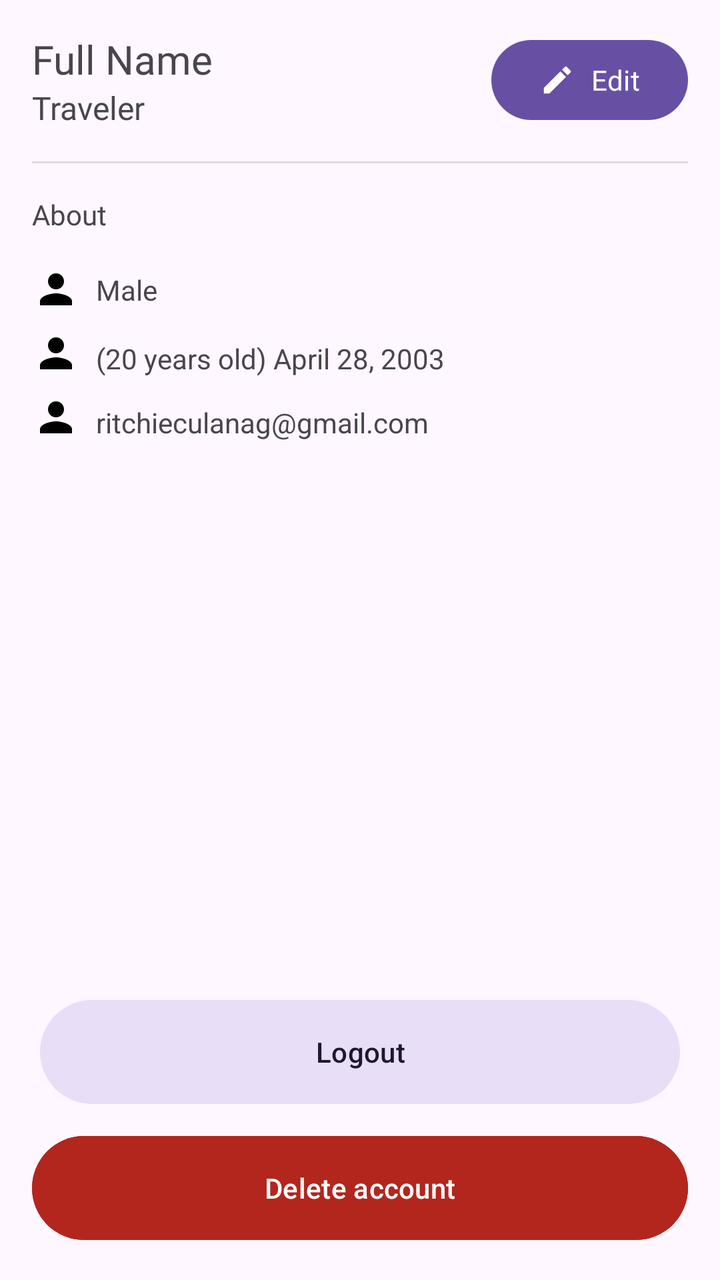
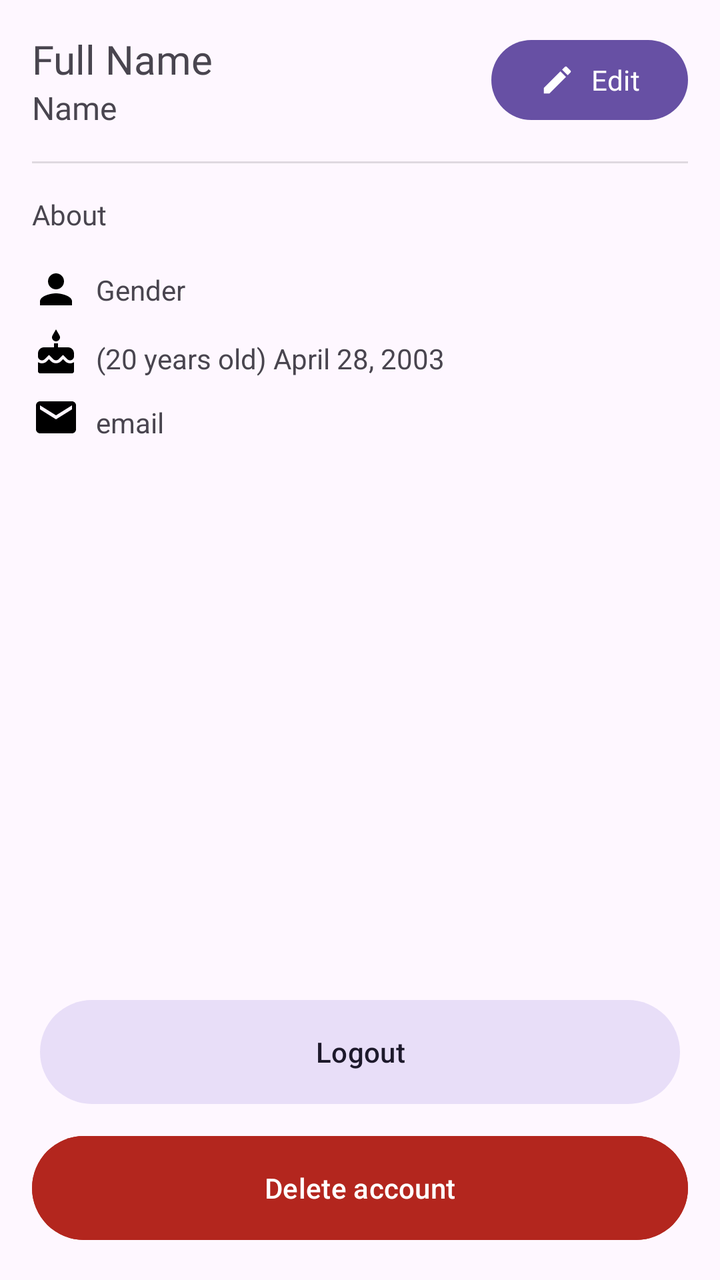

An Android layout rendered at two revisions. The XML below is the earlier revision; the diff shows what the commit changed to produce the second picture.
<!-- AndroidManifest.xml: application theme Theme.RmmcTourism -->
<!-- res/layout/fragment_profile.xml -->
<?xml version="1.0" encoding="utf-8"?>
<androidx.constraintlayout.widget.ConstraintLayout xmlns:android="http://schemas.android.com/apk/res/android"
    xmlns:app="http://schemas.android.com/apk/res-auto"
    xmlns:tools="http://schemas.android.com/tools"
    android:id="@+id/frameLayout4"
    android:layout_width="match_parent"
    android:layout_height="match_parent"
    tools:context=".views.Profile" >

    <TextView
        android:id="@+id/textView18"
        android:layout_width="0dp"
        android:layout_height="wrap_content"
        android:layout_marginStart="16dp"
        android:layout_marginTop="16dp"
        android:layout_marginEnd="16dp"
        android:fontFamily="@font/inter_bold"
        android:text="Full Name"
        android:textSize="20sp"
        app:layout_constraintEnd_toStartOf="@+id/button3"
        app:layout_constraintHorizontal_bias="0.0"
        app:layout_constraintStart_toStartOf="parent"
        app:layout_constraintTop_toTopOf="parent" />

    <TextView
        android:id="@+id/textView19"
        android:layout_width="wrap_content"
        android:layout_height="wrap_content"
        android:layout_marginStart="16dp"
        android:fontFamily="@font/inter_light"
        android:text="Traveler"
        android:textSize="16sp"
        app:layout_constraintEnd_toStartOf="@+id/button3"
        app:layout_constraintHorizontal_bias="0.0"
        app:layout_constraintStart_toStartOf="parent"
        app:layout_constraintTop_toBottomOf="@+id/textView18" />

    <Button
        android:id="@+id/button3"
        android:layout_width="wrap_content"
        android:layout_height="wrap_content"
        android:layout_marginEnd="16dp"
        android:fontFamily="@font/inter_medium"
        android:text="Edit"
        app:icon="@drawable/ic_edit_profile"
        app:layout_constraintBottom_toBottomOf="@+id/textView19"
        app:layout_constraintEnd_toEndOf="parent"
        app:layout_constraintTop_toTopOf="@+id/textView18"
        app:layout_constraintVertical_bias="0.0" />

    <View
        android:id="@+id/divider5"
        android:layout_width="0dp"
        android:layout_height="1dp"
        android:layout_marginStart="16dp"
        android:layout_marginTop="16dp"
        android:layout_marginEnd="16dp"
        android:background="?android:attr/listDivider"
        app:layout_constraintEnd_toEndOf="parent"
        app:layout_constraintStart_toStartOf="parent"
        app:layout_constraintTop_toBottomOf="@+id/textView19" />

    <TextView
        android:id="@+id/textView20"
        android:layout_width="0dp"
        android:layout_height="wrap_content"
        android:layout_marginStart="16dp"
        android:layout_marginTop="16dp"
        android:layout_marginEnd="16dp"
        android:fontFamily="@font/inter_bold"
        android:text="About"
        app:layout_constraintEnd_toEndOf="parent"
        app:layout_constraintStart_toStartOf="parent"
        app:layout_constraintTop_toBottomOf="@+id/divider5" />

    <ImageView
        android:id="@+id/imageView6"
        android:layout_width="wrap_content"
        android:layout_height="wrap_content"
        android:layout_marginStart="16dp"
        android:layout_marginTop="16dp"
        android:src="@drawable/ic_gender"
        app:layout_constraintStart_toStartOf="parent"
        app:layout_constraintTop_toBottomOf="@+id/textView20" />

    <ImageView
        android:id="@+id/imageView7"
        android:layout_width="wrap_content"
        android:layout_height="wrap_content"
        android:layout_marginStart="16dp"
        android:layout_marginTop="8dp"
        android:src="@drawable/ic_gender"
        app:layout_constraintStart_toStartOf="parent"
        app:layout_constraintTop_toBottomOf="@+id/imageView6"
        app:srcCompat="@drawable/ic_birthdate" />

    <ImageView
        android:id="@+id/imageView8"
        android:layout_width="wrap_content"
        android:layout_height="wrap_content"
        android:layout_marginStart="16dp"
        android:layout_marginTop="8dp"
        android:src="@drawable/ic_gender"
        app:layout_constraintStart_toStartOf="parent"
        app:layout_constraintTop_toBottomOf="@+id/imageView7"
        app:srcCompat="@drawable/ic_email" />

    <TextView
        android:id="@+id/textView21"
        android:layout_width="wrap_content"
        android:layout_height="wrap_content"
        android:layout_marginStart="8dp"
        android:text="Male"
        app:layout_constraintBottom_toBottomOf="@+id/imageView6"
        app:layout_constraintStart_toEndOf="@+id/imageView6"
        app:layout_constraintTop_toTopOf="@+id/imageView6" />

    <TextView
        android:id="@+id/textView22"
        android:layout_width="wrap_content"
        android:layout_height="wrap_content"
        android:layout_marginStart="8dp"
        android:text="(20 years old) April 28, 2003"
        app:layout_constraintBottom_toBottomOf="@+id/imageView7"
        app:layout_constraintStart_toEndOf="@+id/imageView6"
        app:layout_constraintTop_toTopOf="@+id/imageView7"
        app:layout_constraintVertical_bias="1.0" />

    <TextView
        android:id="@+id/textView23"
        android:layout_width="wrap_content"
        android:layout_height="wrap_content"
        android:layout_marginStart="8dp"
        android:text="ritchieculanag@gmail.com"
        app:layout_constraintBottom_toBottomOf="@+id/imageView8"
        app:layout_constraintStart_toEndOf="@+id/imageView6"
        app:layout_constraintTop_toTopOf="@+id/imageView8"
        app:layout_constraintVertical_bias="1.0" />

    <Button
        android:id="@+id/button4"
        android:layout_width="0dp"
        android:layout_height="60dp"
        android:layout_marginStart="16dp"
        android:layout_marginEnd="16dp"
        android:layout_marginBottom="16dp"
        android:backgroundTint="?attr/colorError"
        android:text="Delete account"
        app:layout_constraintBottom_toBottomOf="parent"
        app:layout_constraintEnd_toEndOf="parent"
        app:layout_constraintHorizontal_bias="0.0"
        app:layout_constraintStart_toStartOf="parent" />

    <Button
        android:id="@+id/btn_logout"
        style="?attr/materialIconButtonFilledTonalStyle"
        android:layout_width="0dp"
        android:layout_height="60dp"
        android:layout_marginStart="16dp"
        android:layout_marginEnd="16dp"
        android:layout_marginBottom="8dp"
        android:text="Logout"
        app:layout_constraintBottom_toTopOf="@+id/button4"
        app:layout_constraintEnd_toEndOf="parent"
        app:layout_constraintStart_toStartOf="parent" />

</androidx.constraintlayout.widget.ConstraintLayout>
<!-- resources referenced by this layout -->
<resources>
  <!-- drawable ic_birthdate (drawable) -->
  <vector android:height="24dp" android:tint="#000000"
      android:viewportHeight="24" android:viewportWidth="24"
      android:width="24dp" xmlns:android="http://schemas.android.com/apk/res/android">
      <path android:fillColor="@android:color/white" android:pathData="M12,6c1.11,0 2,-0.9 2,-2 0,-0.38 -0.1,-0.73 -0.29,-1.03L12,0l-1.71,2.97c-0.19,0.3 -0.29,0.65 -0.29,1.03 0,1.1 0.9,2 2,2zM16.6,15.99l-1.07,-1.07 -1.08,1.07c-1.3,1.3 -3.58,1.31 -4.89,0l-1.07,-1.07 -1.09,1.07C6.75,16.64 5.88,17 4.96,17c-0.73,0 -1.4,-0.23 -1.96,-0.61L3,21c0,0.55 0.45,1 1,1h16c0.55,0 1,-0.45 1,-1v-4.61c-0.56,0.38 -1.23,0.61 -1.96,0.61 -0.92,0 -1.79,-0.36 -2.44,-1.01zM18,9h-5L13,7h-2v2L6,9c-1.66,0 -3,1.34 -3,3v1.54c0,1.08 0.88,1.96 1.96,1.96 0.52,0 1.02,-0.2 1.38,-0.57l2.14,-2.13 2.13,2.13c0.74,0.74 2.03,0.74 2.77,0l2.14,-2.13 2.13,2.13c0.37,0.37 0.86,0.57 1.38,0.57 1.08,0 1.96,-0.88 1.96,-1.96L20.99,12C21,10.34 19.66,9 18,9z"/>
  </vector>
  <!-- drawable ic_edit_profile (drawable) -->
  <vector android:height="24dp" android:tint="#000000"
      android:viewportHeight="24" android:viewportWidth="24"
      android:width="24dp" xmlns:android="http://schemas.android.com/apk/res/android">
      <path android:fillColor="@android:color/white" android:pathData="M3,17.25V21h3.75L17.81,9.94l-3.75,-3.75L3,17.25zM20.71,7.04c0.39,-0.39 0.39,-1.02 0,-1.41l-2.34,-2.34c-0.39,-0.39 -1.02,-0.39 -1.41,0l-1.83,1.83 3.75,3.75 1.83,-1.83z"/>
  </vector>
  <!-- drawable ic_email (drawable) -->
  <vector android:height="24dp" android:tint="#000000"
      android:viewportHeight="24" android:viewportWidth="24"
      android:width="24dp" xmlns:android="http://schemas.android.com/apk/res/android">
      <path android:fillColor="@android:color/white" android:pathData="M20,4L4,4c-1.1,0 -1.99,0.9 -1.99,2L2,18c0,1.1 0.9,2 2,2h16c1.1,0 2,-0.9 2,-2L22,6c0,-1.1 -0.9,-2 -2,-2zM20,8l-8,5 -8,-5L4,6l8,5 8,-5v2z"/>
  </vector>
  <!-- drawable ic_gender (drawable) -->
  <vector android:height="24dp" android:tint="#000000"
      android:viewportHeight="24" android:viewportWidth="24"
      android:width="24dp" xmlns:android="http://schemas.android.com/apk/res/android">
      <path android:fillColor="@android:color/white" android:pathData="M12,12c2.21,0 4,-1.79 4,-4s-1.79,-4 -4,-4 -4,1.79 -4,4 1.79,4 4,4zM12,14c-2.67,0 -8,1.34 -8,4v2h16v-2c0,-2.66 -5.33,-4 -8,-4z"/>
  </vector>
  <style name="Theme.RmmcTourism" parent="Base.Theme.RmmcTourism" />
  <style name="Base.Theme.RmmcTourism" parent="Theme.Material3.DayNight.NoActionBar">
          
          
      </style>
</resources>

<!-- the commit's change to res/layout/fragment_profile.xml (unified diff, before → after) -->
@@ -5,7 +5,7 @@
     android:id="@+id/frameLayout4"
     android:layout_width="match_parent"
     android:layout_height="match_parent"
-    tools:context=".views.Profile" >
+    tools:context=".fragments.Profile" >
 
     <TextView
         android:id="@+id/textView18"
@@ -23,12 +23,12 @@
         app:layout_constraintTop_toTopOf="parent" />
 
     <TextView
-        android:id="@+id/textView19"
+        android:id="@+id/tv_profile_fullname"
         android:layout_width="wrap_content"
         android:layout_height="wrap_content"
         android:layout_marginStart="16dp"
         android:fontFamily="@font/inter_light"
-        android:text="Traveler"
+        android:text="Name"
         android:textSize="16sp"
         app:layout_constraintEnd_toStartOf="@+id/button3"
         app:layout_constraintHorizontal_bias="0.0"
@@ -43,7 +43,7 @@
         android:fontFamily="@font/inter_medium"
         android:text="Edit"
         app:icon="@drawable/ic_edit_profile"
-        app:layout_constraintBottom_toBottomOf="@+id/textView19"
+        app:layout_constraintBottom_toBottomOf="@+id/tv_profile_fullname"
         app:layout_constraintEnd_toEndOf="parent"
         app:layout_constraintTop_toTopOf="@+id/textView18"
         app:layout_constraintVertical_bias="0.0" />
@@ -58,7 +58,7 @@
         android:background="?android:attr/listDivider"
         app:layout_constraintEnd_toEndOf="parent"
         app:layout_constraintStart_toStartOf="parent"
-        app:layout_constraintTop_toBottomOf="@+id/textView19" />
+        app:layout_constraintTop_toBottomOf="@+id/tv_profile_fullname" />
 
     <TextView
         android:id="@+id/textView20"
@@ -89,7 +89,7 @@
         android:layout_height="wrap_content"
         android:layout_marginStart="16dp"
         android:layout_marginTop="8dp"
-        android:src="@drawable/ic_gender"
+        android:src="@drawable/ic_birthdate"
         app:layout_constraintStart_toStartOf="parent"
         app:layout_constraintTop_toBottomOf="@+id/imageView6"
         app:srcCompat="@drawable/ic_birthdate" />
@@ -100,23 +100,23 @@
         android:layout_height="wrap_content"
         android:layout_marginStart="16dp"
         android:layout_marginTop="8dp"
-        android:src="@drawable/ic_gender"
+        android:src="@drawable/ic_email"
         app:layout_constraintStart_toStartOf="parent"
         app:layout_constraintTop_toBottomOf="@+id/imageView7"
         app:srcCompat="@drawable/ic_email" />
 
     <TextView
-        android:id="@+id/textView21"
+        android:id="@+id/tv_profile_gender"
         android:layout_width="wrap_content"
         android:layout_height="wrap_content"
         android:layout_marginStart="8dp"
-        android:text="Male"
+        android:text="Gender"
         app:layout_constraintBottom_toBottomOf="@+id/imageView6"
         app:layout_constraintStart_toEndOf="@+id/imageView6"
         app:layout_constraintTop_toTopOf="@+id/imageView6" />
 
     <TextView
-        android:id="@+id/textView22"
+        android:id="@+id/tv_profile_birthdate"
         android:layout_width="wrap_content"
         android:layout_height="wrap_content"
         android:layout_marginStart="8dp"
@@ -127,18 +127,18 @@
         app:layout_constraintVertical_bias="1.0" />
 
     <TextView
-        android:id="@+id/textView23"
+        android:id="@+id/tv_profile_email"
         android:layout_width="wrap_content"
         android:layout_height="wrap_content"
         android:layout_marginStart="8dp"
-        android:text="ritchieculanag@gmail.com"
+        android:text="email"
         app:layout_constraintBottom_toBottomOf="@+id/imageView8"
         app:layout_constraintStart_toEndOf="@+id/imageView6"
         app:layout_constraintTop_toTopOf="@+id/imageView8"
         app:layout_constraintVertical_bias="1.0" />
 
     <Button
-        android:id="@+id/button4"
+        android:id="@+id/btn_delete_account"
         android:layout_width="0dp"
         android:layout_height="60dp"
         android:layout_marginStart="16dp"
@@ -160,7 +160,7 @@
         android:layout_marginEnd="16dp"
         android:layout_marginBottom="8dp"
         android:text="Logout"
-        app:layout_constraintBottom_toTopOf="@+id/button4"
+        app:layout_constraintBottom_toTopOf="@+id/btn_delete_account"
         app:layout_constraintEnd_toEndOf="parent"
         app:layout_constraintStart_toStartOf="parent" />
 
